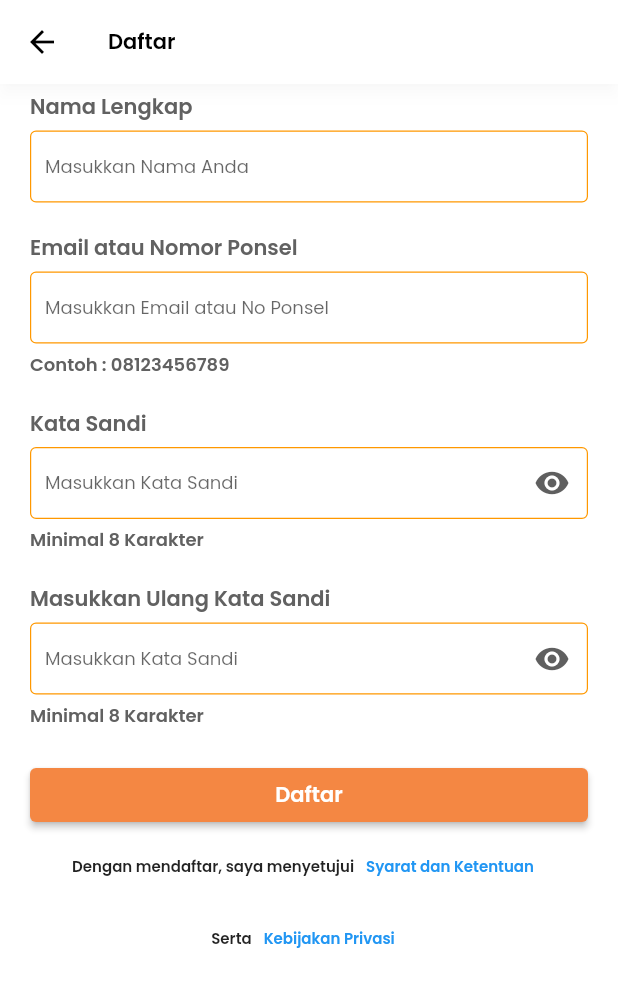
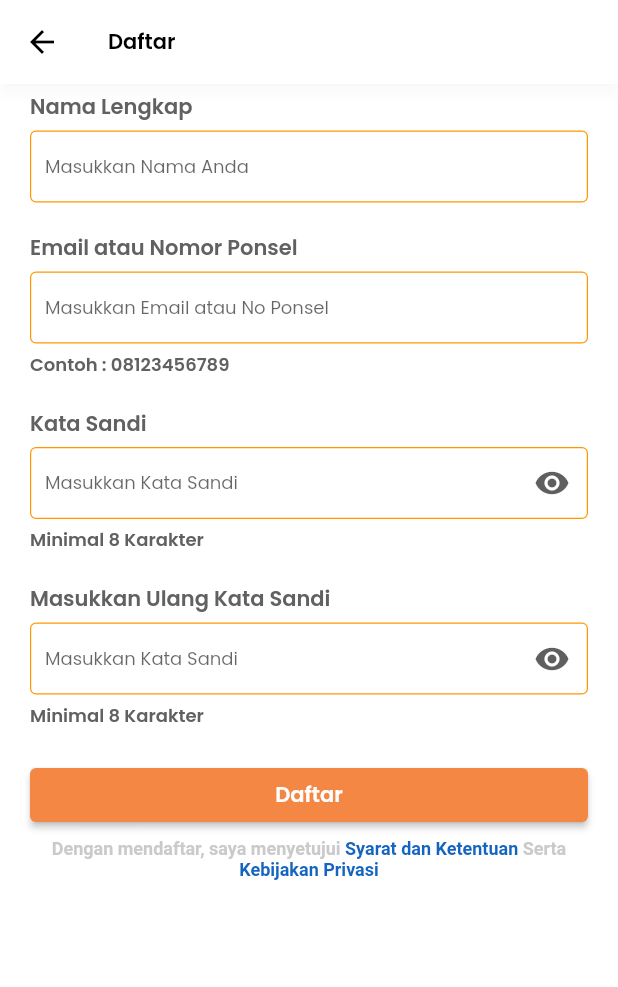
Before and after one commit to kelompok43/Flutter, a Flutter app: the RegisterScreen screen opened directly, on a phone screen of 412 x 824 dp. Shown: the top 987 px of the screen. Run offline on Flutter 3.47's test engine with Material 2 defaults, Android fonts, the phone set to English and light mode, and no system bars.

Commit message:
Memperbaiki Agreement Register

```diff
--- a/lib/screens/register/register_screen.dart
+++ b/lib/screens/register/register_screen.dart
@@ -1,6 +1,7 @@
 import 'package:fitness_gym/screens/register/register_view_model.dart';
 import 'package:fitness_gym/utils/constants.dart';
 import 'package:fitness_gym/widgets/widgets.dart';
+import 'package:flutter/gestures.dart';
 import 'package:flutter/material.dart';
 import 'package:provider/provider.dart';
 
@@ -87,46 +88,40 @@
                     ),
                     Column(
                       children: [
-                        Row(
-                          mainAxisAlignment: MainAxisAlignment.center,
+                        sizedBoxHeight(5),
+                        RichText(
+                          textAlign: TextAlign.center,
+                          text: TextSpan(
+                            text: "Dengan mendaftar, saya menyetujui ",
+                            style: TextStyle(
+                                fontSize: 12,
+                                color: colorGrey,
+                                fontWeight: FontWeight.bold),
                             children: [
-                            const Text(
-                              "Dengan mendaftar, saya menyetujui",
+                              TextSpan(
+                                  text: "Syarat dan Ketentuan ",
                                   style: TextStyle(
-                                fontSize: 10,
                                       fontWeight: FontWeight.bold,
-                              ),
-                            ),
-                            TextButton(
-                              onPressed: () {},
-                              child: const Text(
-                                "Syarat dan Ketentuan",
+                                      fontSize: 12,
+                                      color: Colors.blue.shade800),
+                                  recognizer: TapGestureRecognizer()
+                                    ..onTap = () {}),
+                              TextSpan(
+                                  text: "Serta ",
                                   style: TextStyle(
-                                  fontSize: 10,
+                                      fontSize: 12,
+                                      color: colorGrey,
+                                      fontWeight: FontWeight.bold)),
+                                      TextSpan(
+                                  text: "Kebijakan Privasi ",
+                                  style:  TextStyle(
                                       fontWeight: FontWeight.bold,
-                                ),
-                              ),
-                            ),
+                                      fontSize: 12,
+                                      color: Colors.blue.shade800),
+                                  recognizer: TapGestureRecognizer()
+                                    ..onTap = () {}),
                             ],
                           ),
-
-                        Row(
-                          mainAxisAlignment: MainAxisAlignment.center,
-                          children: [
-                            const Text("Serta",
-                                style: TextStyle(
-                                    fontSize: 10, fontWeight: FontWeight.bold)),
-                            TextButton(
-                              onPressed: () {},
-                              child: const Text(
-                                "Kebijakan Privasi",
-                                style: TextStyle(
-                                  fontSize: 10,
-                                  fontWeight: FontWeight.bold,
-                                ),
-                              ),
-                            ),
-                          ],
                         ),
                       ],
                     ),
```
Lines whose indentation alone changed are shown as unchanged.
